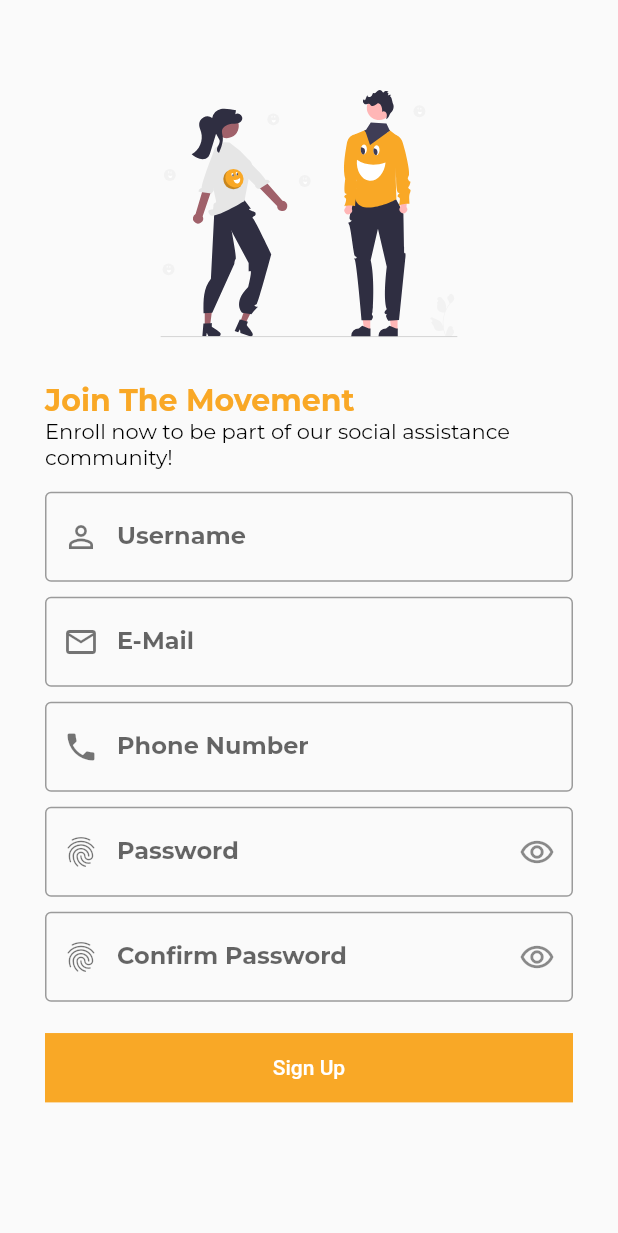
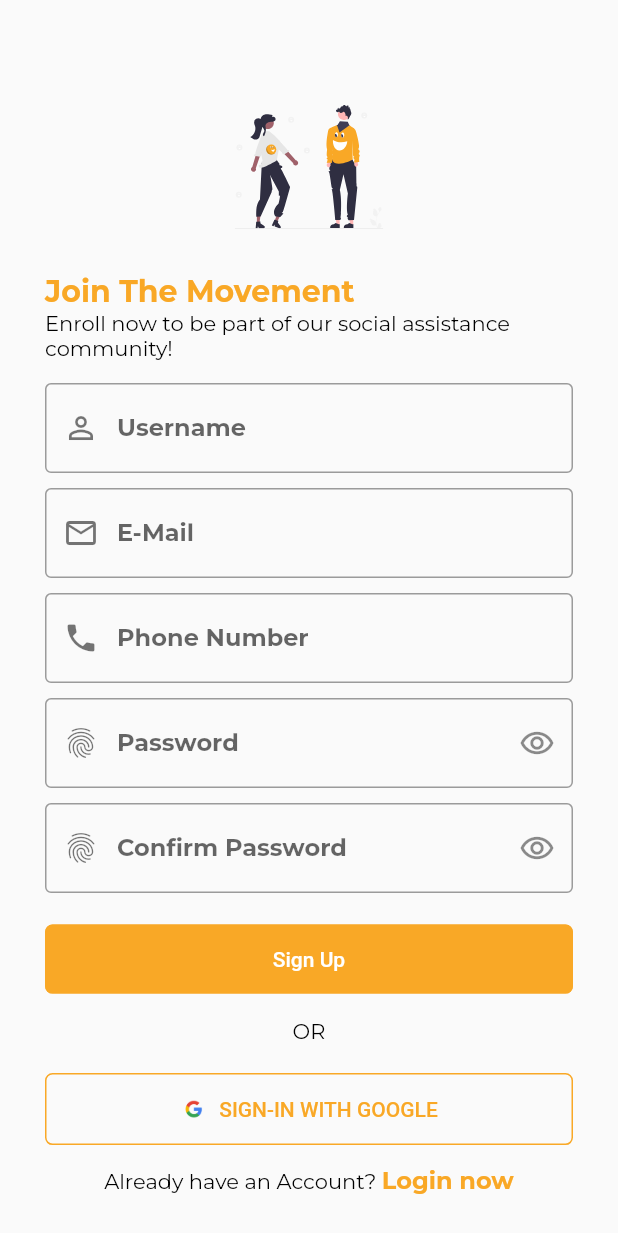
Before and after one commit to jtrznadel/social_ease, a Flutter app: the SignUpScreen screen opened directly, on a phone screen of 412 x 824 dp. Shown: the top 1233 px of the screen. Run offline on Flutter 3.47's test engine with Material 2 defaults, Android fonts, the phone set to English and light mode, and no system bars; our stand-ins replace flutter_svg, get, google_fonts, liquid_swipe, smooth_page_indicator.

```diff
--- a/lib/common_widgets/form/form_header_widget.dart
+++ b/lib/common_widgets/form/form_header_widget.dart
@@ -5,11 +5,13 @@ import '../../constants/sizes.dart';
 class FormHeaderWidget extends StatelessWidget {
   const FormHeaderWidget(
       {super.key,
+      required this.imageScale,
       required this.image,
       required this.title,
       required this.subTitle});
 
   final String image, title, subTitle;
+  final double imageScale;
 
   @override
   Widget build(BuildContext context) {
@@ -17,8 +19,9 @@ class FormHeaderWidget extends StatelessWidget {
     return Column(
       crossAxisAlignment: CrossAxisAlignment.start,
       children: [
-        const SizedBox(height: tDefaultSize),
-        SizedBox(height: size.height * 0.2, child: SvgPicture.asset(image)),
+        const SizedBox(height: tDefaultSize + 10),
+        SizedBox(
+            height: size.height * imageScale, child: SvgPicture.asset(image)),
         const SizedBox(height: tDefaultSize),
         Text(
           title,
--- a/lib/constants/image_strings.dart
+++ b/lib/constants/image_strings.dart
@@ -9,4 +9,9 @@ const String tOnBoardingImage3 =
 // -- Welcome Screen Images
 const String tWelcomeImage = "assets/images/welcome_images/welcome_image1.svg";
 
+// -- Generic Images
 const String tGoogleLogo = "assets/logos/googleLogo.png";
+
+// -- Forgot Password Images
+const String tForgotPasswordImage =
+    "assets/images/forgot_password_images/forgot_password_image.svg";
--- a/lib/constants/text_strings.dart
+++ b/lib/constants/text_strings.dart
@@ -25,3 +25,12 @@ const String tLoginSubTitle =
 const String tSignUpTitle = "Join The Movement";
 const String tSignUpSubTitle =
     "Enroll now to be part of our social assistance community!";
+
+// -- Forgot Password Modal Text
+const String tForgotPasswordTitle = "Forgot Password?";
+const String tForgotPasswordSubTitle =
+    "Don't worry it happens! Please enter the E-mail address associated with your account.";
+
+const String tForgotPasswordSuccessTitle = "Almost done!";
+const String tForgotPasswordSuccessSubTitle =
+    "We have successfully sent a link to reset a password. Please check it out.";
--- a/lib/features/authentication/screens/login/login_screen.dart
+++ b/lib/features/authentication/screens/login/login_screen.dart
@@ -12,8 +12,7 @@ class LoginScreen extends StatelessWidget {
 
   @override
   Widget build(BuildContext context) {
-    return SafeArea(
-      child: Scaffold(
+    return Scaffold(
       body: SingleChildScrollView(
           child: Container(
         padding: const EdgeInsets.all(tDefaultSize),
@@ -24,12 +23,12 @@ class LoginScreen extends StatelessWidget {
                 image: tWelcomeImage,
                 title: tLoginTitle,
                 subTitle: tLoginSubTitle,
+                imageScale: 0.2,
               ),
               LoginForm(),
               LoginFooterWidget()
             ]),
       )),
-      ),
     );
   }
 }
--- a/lib/features/authentication/screens/signup/signup_screen.dart
+++ b/lib/features/authentication/screens/signup/signup_screen.dart
@@ -2,6 +2,7 @@ import 'package:flutter/material.dart';
 import 'package:social_ease/common_widgets/form/form_header_widget.dart';
 import 'package:social_ease/constants/sizes.dart';
 import 'package:social_ease/constants/text_strings.dart';
+import 'package:social_ease/features/authentication/screens/signup/widgets/signup_footer_widget.dart';
 import 'package:social_ease/features/authentication/screens/signup/widgets/signup_form_widget.dart';
 
 import '../../../../constants/image_strings.dart';
@@ -11,8 +12,7 @@ class SignUpScreen extends StatelessWidget {
 
   @override
   Widget build(BuildContext context) {
-    return SafeArea(
-      child: Scaffold(
+    return Scaffold(
       body: SingleChildScrollView(
         child: Container(
           padding: const EdgeInsets.all(tDefaultSize),
@@ -22,10 +22,12 @@ class SignUpScreen extends StatelessWidget {
                 FormHeaderWidget(
                   image: tWelcomeImage,
                   title: tSignUpTitle,
-                      subTitle: tSignUpSubTitle),
+                  subTitle: tSignUpSubTitle,
+                  imageScale: 0.1,
+                ),
                 SignUpFormWidget(),
+                SignUpFooterWidget()
               ]),
-          ),
         ),
       ),
     );
--- a/lib/features/authentication/screens/login/widgets/login_footer_widget.dart
+++ b/lib/features/authentication/screens/signup/widgets/signup_footer_widget.dart
@@ -1,13 +1,13 @@
 import 'package:flutter/material.dart';
 import 'package:get/get.dart';
-import 'package:social_ease/constants/colors.dart';
-import 'package:social_ease/features/authentication/screens/signup/signup_screen.dart';
 
+import '../../../../../constants/colors.dart';
 import '../../../../../constants/image_strings.dart';
 import '../../../../../constants/sizes.dart';
+import '../../login/login_screen.dart';
 
-class LoginFooterWidget extends StatelessWidget {
-  const LoginFooterWidget({
+class SignUpFooterWidget extends StatelessWidget {
+  const SignUpFooterWidget({
     super.key,
   });
 
@@ -26,19 +26,19 @@ class LoginFooterWidget extends StatelessWidget {
               onPressed: () {},
               icon: Image.asset(
                 tGoogleLogo,
-                height: 20,
+                height: 18,
               ),
               style: OutlinedButton.styleFrom(foregroundColor: tPrimaryColor),
-              label: const Text("Sign-In with Google")),
+              label: const Text("SIGN-IN WITH GOOGLE")),
         ),
         TextButton(
-            onPressed: () => Get.to(() => const SignUpScreen()),
+            onPressed: () => Get.to(() => const LoginScreen()),
             child: Text.rich(TextSpan(
-                text: "Don't have an Account? ",
+                text: "Already have an Account? ",
                 style: Theme.of(context).textTheme.bodyMedium,
                 children: [
                   TextSpan(
-                      text: "SignUp",
+                      text: "Login now",
                       style: Theme.of(context).textTheme.titleMedium)
                 ])))
       ],
--- a/lib/utilities/widget_themes/elevated_button_theme.dart
+++ b/lib/utilities/widget_themes/elevated_button_theme.dart
@@ -8,7 +8,8 @@ class TElevatedButtonTheme {
   static final lightElevatedButtonTheme = ElevatedButtonThemeData(
       style: ElevatedButton.styleFrom(
           elevation: 0,
-          shape: const RoundedRectangleBorder(),
+          shape:
+              RoundedRectangleBorder(borderRadius: BorderRadius.circular(5.0)),
           foregroundColor: tWhiteColor,
           backgroundColor: tPrimaryColor,
           side: const BorderSide(color: tPrimaryColor),
@@ -17,7 +18,8 @@ class TElevatedButtonTheme {
   static final darkElevatedButtonTheme = ElevatedButtonThemeData(
       style: ElevatedButton.styleFrom(
           elevation: 0,
-          shape: const RoundedRectangleBorder(),
+          shape:
+              RoundedRectangleBorder(borderRadius: BorderRadius.circular(5.0)),
           foregroundColor: tSecondaryColor,
           backgroundColor: tWhiteColor,
           side: const BorderSide(color: tSecondaryColor),
--- a/lib/utilities/widget_themes/outlined_button_theme.dart
+++ b/lib/utilities/widget_themes/outlined_button_theme.dart
@@ -7,14 +7,16 @@ class TOutlinedButtonTheme {
 
   static final lightOutlinedButtonTheme = OutlinedButtonThemeData(
       style: OutlinedButton.styleFrom(
-          shape: const RoundedRectangleBorder(),
+          shape:
+              RoundedRectangleBorder(borderRadius: BorderRadius.circular(5.0)),
           foregroundColor: tPrimaryColor,
           side: const BorderSide(color: tPrimaryColor),
           padding: const EdgeInsets.symmetric(vertical: tButtonHeight)));
 
   static final darkOutlinedButtonTheme = OutlinedButtonThemeData(
       style: OutlinedButton.styleFrom(
-          shape: const RoundedRectangleBorder(),
+          shape:
+              RoundedRectangleBorder(borderRadius: BorderRadius.circular(5.0)),
           foregroundColor: tWhiteColor,
           side: const BorderSide(color: tWhiteColor),
           padding: const EdgeInsets.symmetric(vertical: tButtonHeight)));
--- a/pubspec.yaml
+++ b/pubspec.yaml
@@ -67,6 +67,7 @@ flutter:
   assets:
     - assets/images/on_boarding_images/
     - assets/images/welcome_images/
+    - assets/images/forgot_password_images/
     - assets/logos/
   # An image asset can refer to one or more resolution-specific "variants", see
   # https://flutter.dev/assets-and-images/#resolution-aware
```
Also changed, not shown: lib/features/authentication/screens/login/widgets/forgot_password_modal_widget.dart (added, +82 -0 lines), lib/features/authentication/screens/login/widgets/login_form_widget.dart (+11 -2 lines), lib/features/authentication/screens/welcome/welcome_screen.dart (+5 -3 lines), assets/images/forgot_password_images/forgot_password_image.svg (added). Lines whose indentation alone changed are shown as unchanged.
